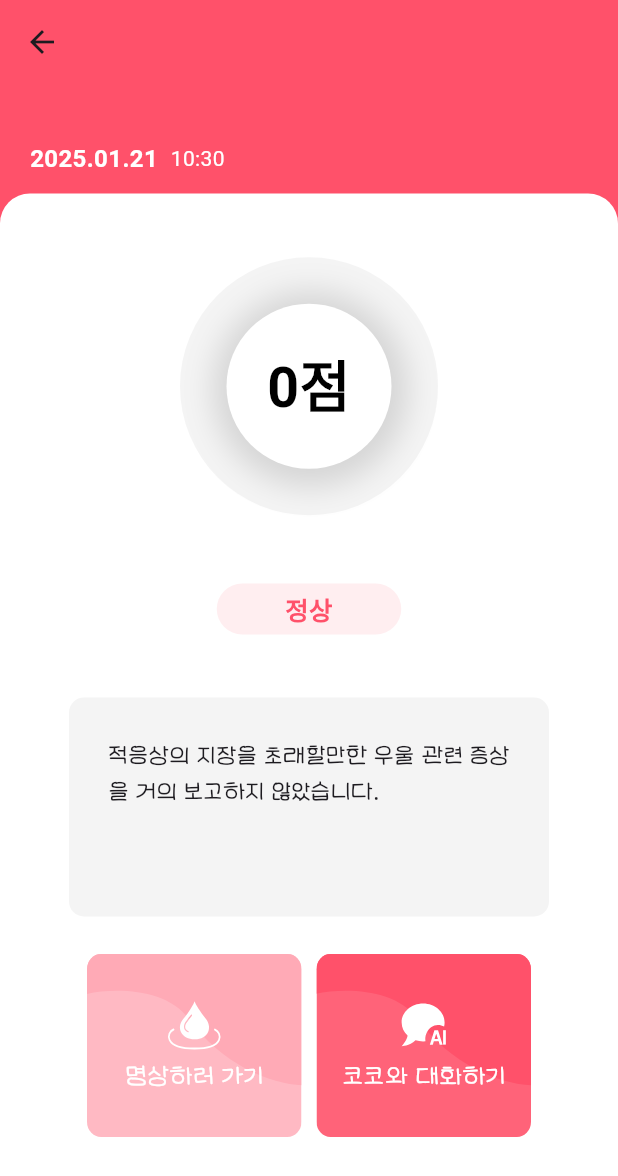
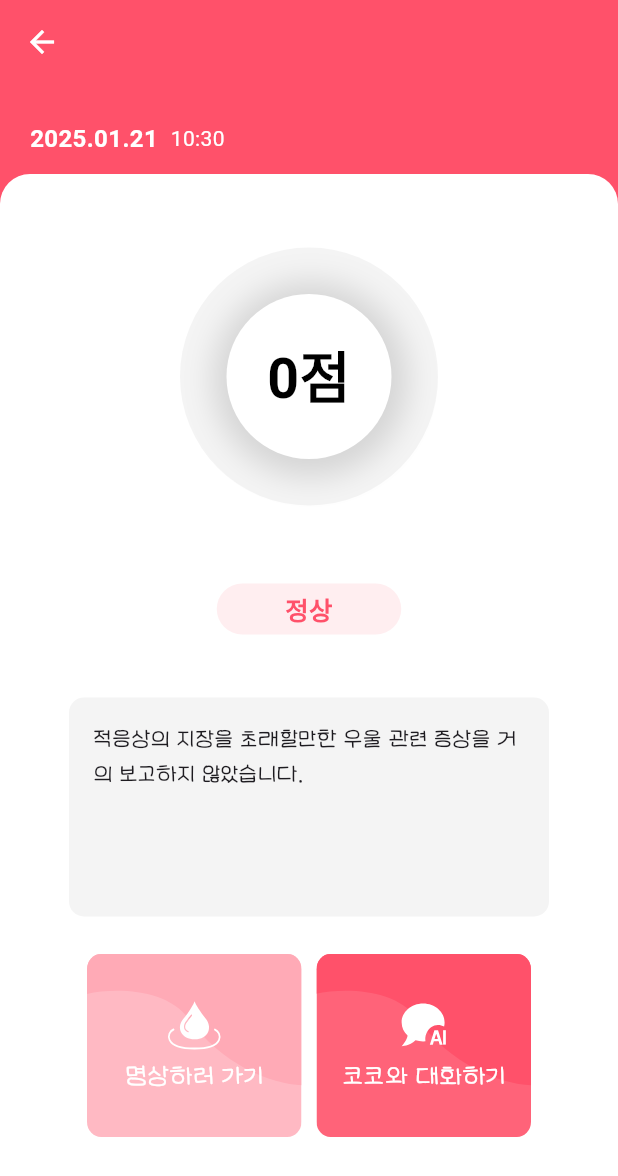
Before and after one commit to OZ-Pinned/OZ-Pinned, a Flutter app: the ResultPage screen opened directly with empty values, on a phone screen of 412 x 824 dp. Shown: the top 1176 px of the screen. Run offline on Flutter 3.47's test engine with Material 3 defaults, Android fonts, the phone set to English and light mode, and no system bars; our stand-ins replace fl_chart, flutter_svg, image_picker, shared_preferences, video_player; missing offline and left inert: mailer; accounts and stored records are empty; network calls fail; project files that could hold a hidden picture were left out.

Commit message:
✅ fix : 프론트 디테일 수정

```diff
--- a/pinned/lib/screens/test.dart
+++ b/pinned/lib/screens/test.dart
@@ -386,7 +386,7 @@ class _ResultPageState extends State<ResultPage> {
   }
 
   // 점수에 따른 결과 반환하는 함수
-  String getReseult(int totalScore) {
+  String getResult(int totalScore) {
     save(totalScore); // 이메일을 받아오고 점수를 저장
     if (totalScore >= 20) {
       return "매우 심함";
@@ -400,7 +400,7 @@ class _ResultPageState extends State<ResultPage> {
       return "정상";
   }
 
-  String getReseultContent(int totalScore) {
+  String getResultContent(int totalScore) {
     save(totalScore); // 이메일을 받아오고 점수를 저장
     if (totalScore >= 20) {
       return "광범위한 우을 증상을 매우 자주, 심한 수준에서 경험하는 것으로 보고하였습니다.\n일상생활의 다양한 영역에서 어려움이 초래될 경우 정신건강 전문가의 도움을 받는 것을 권해드립니다.";
@@ -462,9 +462,12 @@ class _ResultPageState extends State<ResultPage> {
     return Scaffold(
       appBar: AppBar(
         backgroundColor: Color(0xffFF516A),
+        iconTheme: IconThemeData(
+          color: Color(0xffFFFFFF), //색변경
+        ),
       ),
       body: Container(
-        padding: EdgeInsets.only(top: 73),
+        padding: EdgeInsets.only(top: 60),
         color: Color(0xffFF516A), // 핑크색 배경
         child: Stack(
           clipBehavior: Clip.none,
@@ -500,7 +503,7 @@ class _ResultPageState extends State<ResultPage> {
                           borderRadius: BorderRadius.circular(50),
                           color: Color(0xffFFEEF0)),
                       child: Text(
-                        getReseult(totalScore),
+                        getResult(totalScore),
                         textAlign: TextAlign.center,
                         style: TextStyle(
                             fontSize: 17,
@@ -513,15 +516,15 @@ class _ResultPageState extends State<ResultPage> {
                   SizedBox(height: 42),
                   Align(
                     child: Container(
-                      padding: EdgeInsets.all(26),
+                      padding: EdgeInsets.all(16),
                       width: 320,
                       height: 146,
                       decoration: BoxDecoration(
                           color: Color(0xffF4F4F4),
                           borderRadius: BorderRadius.circular(10)),
                       child: Text(
-                        getReseultContent(totalScore),
-                        style: TextStyle(fontFamily: 'LeeSeoYun', fontSize: 17),
+                        getResultContent(totalScore),
+                        style: TextStyle(fontFamily: 'LeeSeoYun', fontSize: 16),
                       ),
                     ),
                   ),
```
Also changed, not shown: pinned/lib/main.dart (+41 -46 lines), pinned/lib/screens/home.dart (+11 -4 lines).
